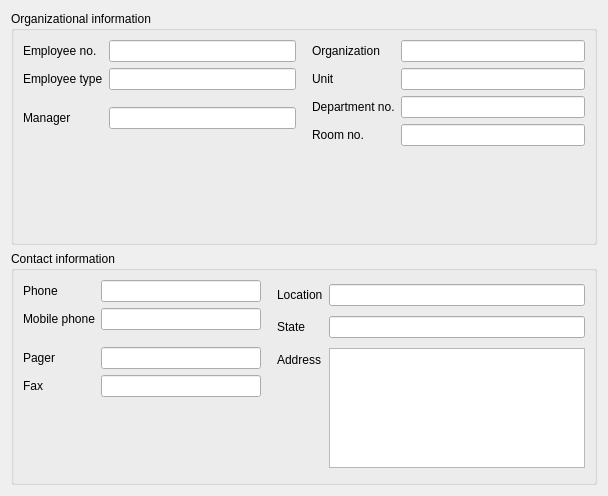
First picture: the form in agent/src/clacks/agent/data/templates/default/user-organizational.ui, repository gonicus/clacks, before the edit.
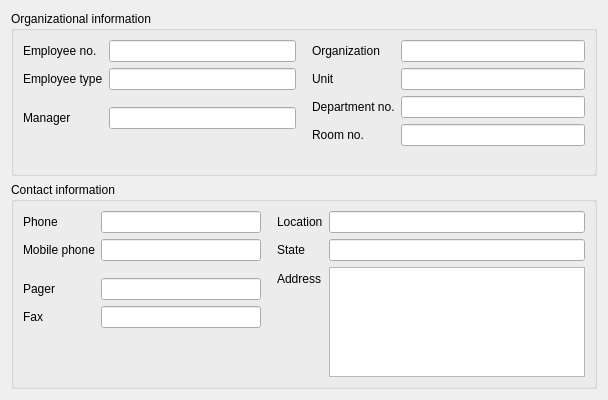
Second picture: the form after the edit. Icons and pictures are not drawn.

Commit message: Updated widget heights

What changed in the file:
```diff
--- a/agent/src/clacks/agent/data/templates/default/user-organizational.ui
+++ b/agent/src/clacks/agent/data/templates/default/user-organizational.ui
@@ -7,7 +7,7 @@
     <x>0</x>
     <y>0</y>
     <width>608</width>
-    <height>496</height>
+    <height>400</height>
    </rect>
   </property>
   <property name="windowTitle">
```
The commit also changes 2 other files.
